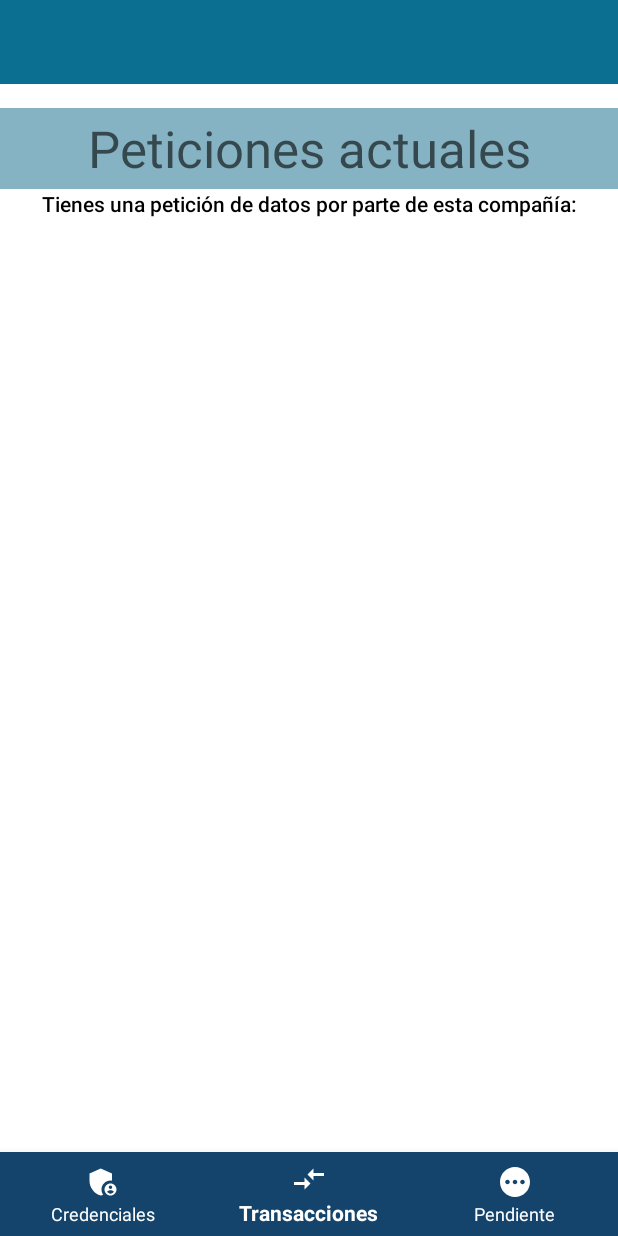
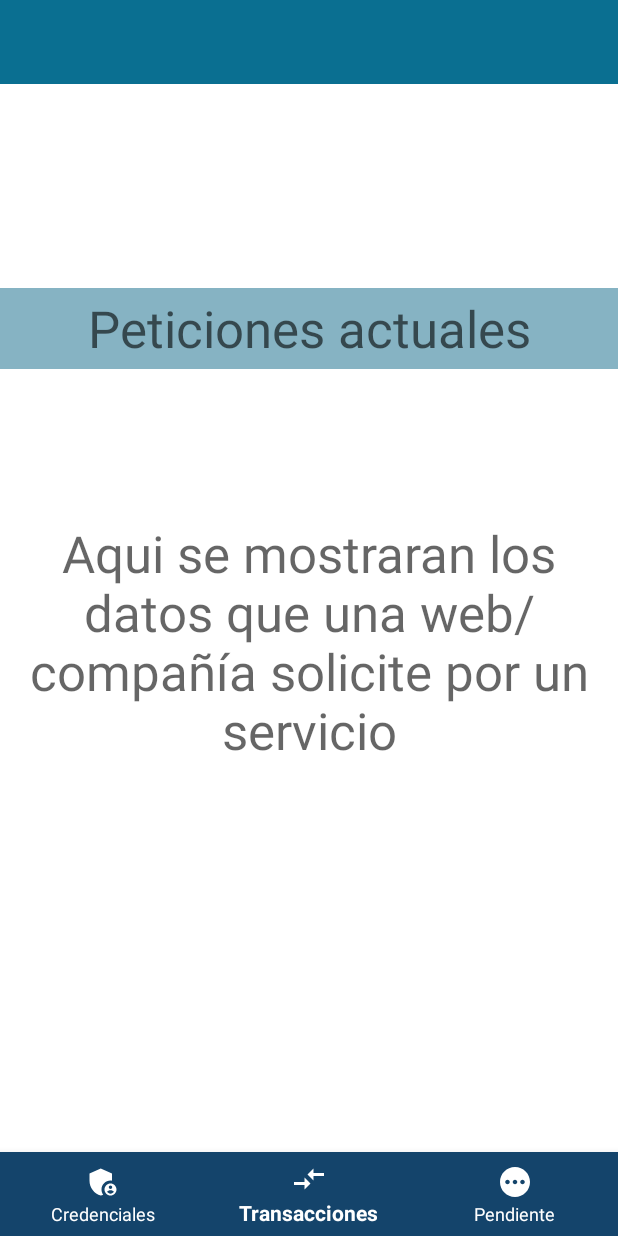
Before and after one commit to cudi08/Wallet, an Android app: the TransactionFragment screen opened through its navigation route, on a phone screen of 412 x 824 dp. Run offline under Robolectric (Android 15) with nearby library versions, the phone set to English and light mode, and no system bars; our stand-ins replace navigation-ui.

Commit message:
Commit seguiment

```diff
--- a/app/src/main/res/layout/fragment_transaction.xml
+++ b/app/src/main/res/layout/fragment_transaction.xml
@@ -10,30 +10,33 @@
     <!-- TODO: Update blank fragment layout -->
 
     <TextView
-        android:id="@+id/text_transaction"
-        android:layout_width="match_parent"
-        android:layout_height="wrap_content"
-        android:gravity="center"
-        android:text="Tienes una petición de datos por parte de esta compañía:"
-        android:textAppearance="@style/TextAppearance.AppCompat.Body2"
-        android:textColor="@color/black"
-        app:layout_constraintEnd_toEndOf="parent"
-        app:layout_constraintStart_toStartOf="parent"
-        app:layout_constraintTop_toBottomOf="@+id/textView2" />
-
-    <TextView
         android:id="@+id/textView2"
         android:layout_width="match_parent"
         android:layout_height="54dp"
-        android:layout_marginTop="16dp"
+        android:layout_marginTop="136dp"
+        android:background="#86B3C3"
         android:gravity="center"
-        android:background="#86B3C3"
         android:text="Peticiones actuales"
         android:textAppearance="@style/TextAppearance.AppCompat.Display1"
         app:layout_constraintEnd_toEndOf="parent"
-        app:layout_constraintHorizontal_bias="0.498"
+        app:layout_constraintHorizontal_bias="0.0"
         app:layout_constraintStart_toStartOf="parent"
         app:layout_constraintTop_toTopOf="parent" />
 
+    <TextView
+        android:id="@+id/textView3"
+        android:layout_width="wrap_content"
+        android:layout_height="wrap_content"
+        android:layout_marginTop="32dp"
+        android:gravity="center"
+        android:text="Aqui se mostraran los datos que una web/compañía solicite por un servicio"
+        android:textAppearance="@style/TextAppearance.AppCompat.Display1"
+        app:layout_constraintBottom_toBottomOf="parent"
+        app:layout_constraintEnd_toEndOf="parent"
+        app:layout_constraintHorizontal_bias="0.0"
+        app:layout_constraintStart_toStartOf="parent"
+        app:layout_constraintTop_toBottomOf="@+id/textView2"
+        app:layout_constraintVertical_bias="0.177" />
+
 
 </androidx.constraintlayout.widget.ConstraintLayout>
```
Also changed, not shown: app/src/main/res/layout/fragment_credentials.xml (+26 -5 lines), app/src/main/res/layout/fragment_pending.xml (+23 -5 lines).
